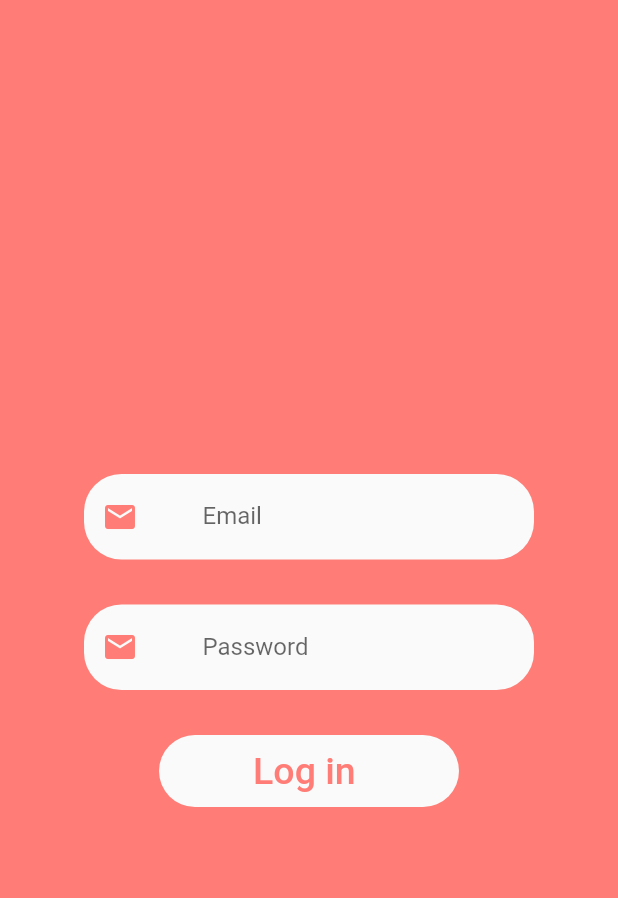
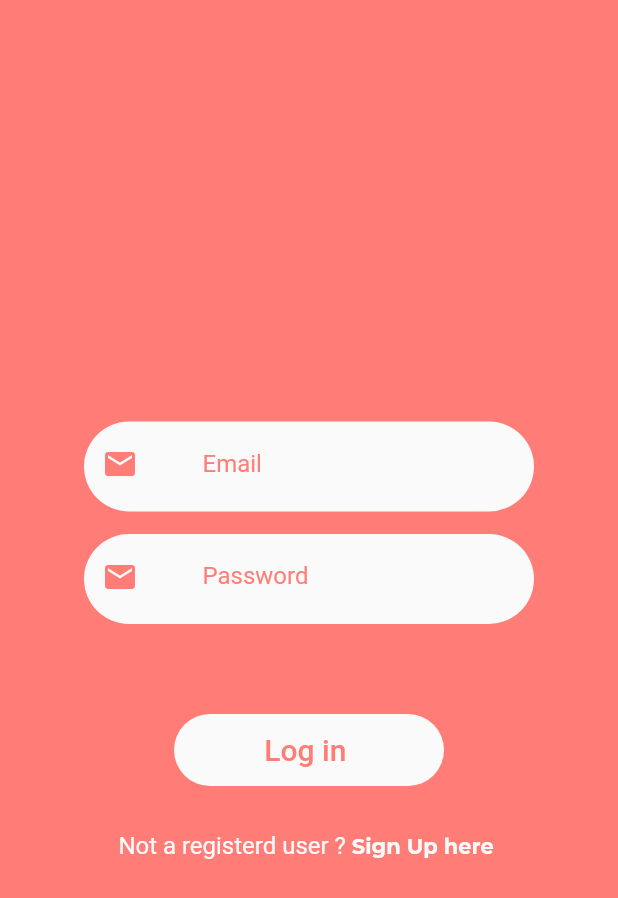
Before and after one commit to EmanSaeed331/foodApp, a Flutter app: the screen it shows after launch, after a tap on "Explore", on a phone screen of 412 x 824 dp. Shown: the top 898 px of the screen. Run offline on Flutter 3.47's test engine with Material 2 defaults, Android fonts, the light colour scheme and no system bars; our stand-ins replace firebase_core, get; accounts and stored records are empty; project files that could hold a hidden picture were left out.

Commit message:
login screen added

```diff
--- a/lib/src/presentation/login/login_view.dart
+++ b/lib/src/presentation/login/login_view.dart
@@ -1,5 +1,7 @@
+import 'package:flutter/cupertino.dart';
 import 'package:flutter/material.dart';
 import 'package:foodapp/src/presentation/resources/colors_manger.dart';
+import 'package:foodapp/src/presentation/resources/font_manger.dart';
 class LoginView extends StatelessWidget {
   const LoginView({Key? key}) : super(key: key);
   @override
@@ -7,6 +9,8 @@ class LoginView extends StatelessWidget {
     return Scaffold(
       backgroundColor: ColorsManger.primaryColor,
       body: Center(
+        child: Padding(
+          padding: const EdgeInsets.all(8.0),
           child: Column(
             mainAxisAlignment: MainAxisAlignment.center,
             crossAxisAlignment: CrossAxisAlignment.center,
@@ -16,13 +20,20 @@ class LoginView extends StatelessWidget {
               ),
               Container(
                 width: 300,
+                height: 60,
+
                 decoration: BoxDecoration(
-                borderRadius: BorderRadius.circular(25),
+                  borderRadius: BorderRadius.circular(30),
                   color: ColorsManger.whiteColor,
                 ),
                 child: TextFormField(
                   keyboardType: TextInputType.emailAddress,
+
                   decoration:InputDecoration(
+                    labelStyle:TextStyle(
+                        color:ColorsManger.primaryColor
+                    ) ,
+
                     hintStyle:TextStyle(
                       color: ColorsManger.primaryColor,
                     ),
@@ -49,12 +60,13 @@ class LoginView extends StatelessWidget {
                 ),
               ),
               SizedBox(
-              height: 30,
+                height: 15,
               ),
               Container(
                 width: 300,
+                height: 60,
                 decoration: BoxDecoration(
-                borderRadius: BorderRadius.circular(25),
+                  borderRadius: BorderRadius.circular(30),
                   color: ColorsManger.whiteColor,
                 ),
                 child: TextFormField(
@@ -62,8 +74,6 @@ class LoginView extends StatelessWidget {
                   decoration:InputDecoration(
                     labelText: 'Password',
                    hintStyle: TextStyle( color: ColorsManger.primaryColor,),
-
-
                     icon:Padding(
                         padding: const EdgeInsets.only(
                           top:12,
@@ -74,6 +84,9 @@ class LoginView extends StatelessWidget {
                         ),
                         child: Icon(Icons.email , color:ColorsManger.primaryColor),
                       ),
+                      labelStyle:TextStyle(
+                        color:ColorsManger.primaryColor
+                      ) ,
                       border: InputBorder.none,
                       focusedBorder: InputBorder.none,
                       enabledBorder: InputBorder.none,
@@ -85,29 +98,56 @@ class LoginView extends StatelessWidget {
                 ),
               ),
               SizedBox(
-              height: 30,
+                height: 60,
               ),
 
               Container(
-              width: 200,
+                width: 180,
                 decoration: BoxDecoration(
-                borderRadius: BorderRadius.circular(25),
+                  borderRadius: BorderRadius.circular(30),
                   color: ColorsManger.whiteColor,
                 ),
                 child: FlatButton(
                   onPressed: () {
                   },
+                  child: Center(
                     child: Text('Log in ',
                       style: TextStyle(
                         color: ColorsManger.primaryColor,
-                    fontSize: 25,
+                        fontSize: 20,
 
                       ),
                     ),
                   ),
                 ),
+              ),
+              SizedBox(
+                height: 30,
+              ),
+              Center(
+                child: Row(
+                  crossAxisAlignment: CrossAxisAlignment.center,
+                  mainAxisAlignment: MainAxisAlignment.center,
+                  children: [
+                    Text('Not a registerd user ? ',
+                      style: TextStyle(
+                        color: ColorsManger.whiteColor,
+                        fontSize: 16
+                      ),
+                    ),
+                    Text('Sign Up here ',
+                      style: TextStyle(
+                        color: ColorsManger.whiteColor,
+                        fontSize: 14,
+                        fontFamily: 'Montserrat-Black'
+                      ),
+                    ),
 
                   ],
+                ),
+              ) ,
+            ],
+          ),
         ),
       ),
     );
```
Lines whose indentation alone changed are shown as unchanged.
